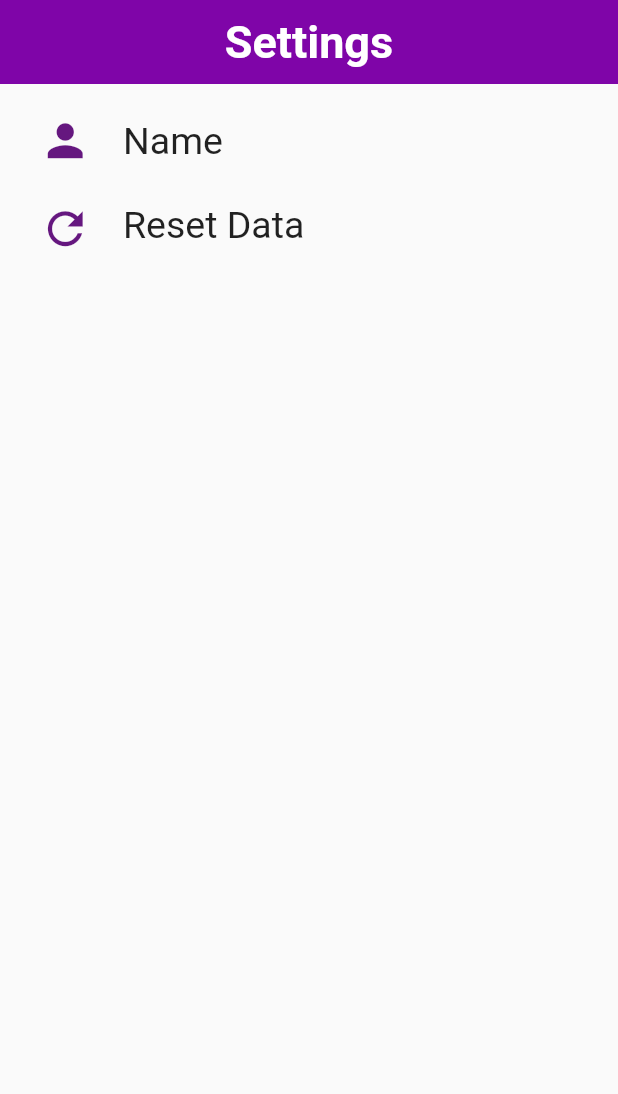
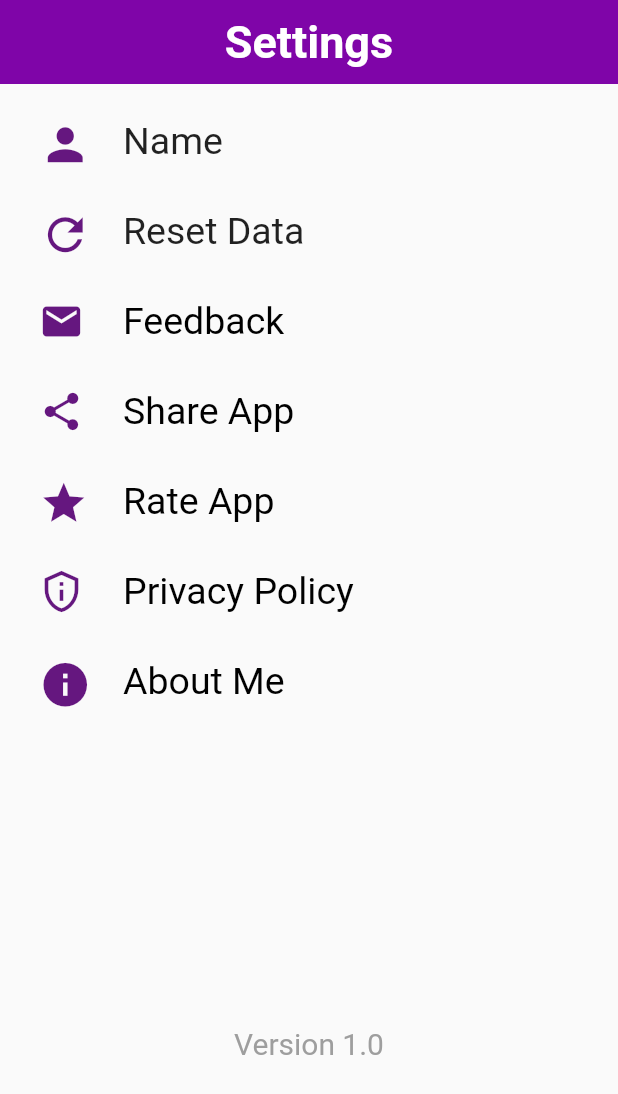
Before and after one commit to looohaar/CashBook, a Flutter app: the Settings screen opened directly, on a phone screen of 412 x 824 dp. Shown: the top 1094 px of the screen. Run offline on Flutter 3.47's test engine with Material 2 defaults, Android fonts, the phone set to English and light mode, and no system bars; our stand-ins replace flutter_spinkit, google_fonts, hive, hive_flutter, share_plus and 2 more; missing offline and left inert: dart:ffi; accounts and stored records are empty; Roboto replaces fonts that are missing (Signika).

Commit message:
almost done2

```diff
--- a/lib/screens/home/screensinhome/screen_settings.dart
+++ b/lib/screens/home/screensinhome/screen_settings.dart
@@ -1,10 +1,17 @@
+
+
 import 'package:cash_book/main.dart';
 import 'package:cash_book/screens/home/subscreens/addCategory.dart';
 import 'package:cash_book/utils/colors.dart';
+import 'package:cash_book/utils/reusable_widgets.dart';
 import 'package:flutter/material.dart';
 import 'package:flutter/src/foundation/key.dart';
 import 'package:flutter/src/widgets/framework.dart';
 import 'package:google_fonts/google_fonts.dart';
+import 'package:share_plus/share_plus.dart';
+
+import '../../../utils/email.dart';
+import 'package:url_launcher/url_launcher.dart';
 
 class Settings extends StatefulWidget {
   const Settings({Key? key}) : super(key: key);
@@ -38,8 +45,12 @@ elevation: 0,
 
           padding: const EdgeInsets.all(10),
           child: Column(
+            mainAxisAlignment: MainAxisAlignment.start,
+            // mainAxisSize: MainAxisSize.max,
             children: [
-              ListTile(
+              SizedBox(
+                height: 30,
+                child: ListTile(
                   leading: Icon(
                     Icons.person,
                     color: headingColor,
@@ -51,6 +62,9 @@ elevation: 0,
 
                   ),),
                 ),
+              ),
+              hdivider2,
+               hdivider2,
               SizedBox(
                 height: 30,
 
@@ -107,12 +121,93 @@ elevation: 0,
                   ),
 
               ),
+              hdivider2,
+              hdivider2,
               SizedBox(
                 height: 30,
                 child: GestureDetector(
+                  onTap: ()=> EmailAndUrl.openEmail(
+                    toEmail: 'looohaar@gmail.com',
+                    subject: 'Feedback about CashBook',
+                  ),
+                  child: ListTile(
+                    leading: Icon(Icons.email,color: headingColor,size: 30,),
+
+                    title: Text('Feedback',style: GoogleFonts.signika(fontSize: 25,color: Colors.black),),
+                  ),
+                ),
+              ),
+              hdivider2,
+              hdivider2,
+              SizedBox(
+                height: 30,
+                child: GestureDetector(
+                  onTap: ()=>Share.share('Hi,please be kind to check out this moneymanager application. I assure you tht this appliction will help you in your Financial journey ..#url kodukanam upload chyd kazhinjit'),
+                  child: ListTile(
+                    leading: Icon(Icons.share_sharp,color: headingColor,size: 30,),
+                    title: Text('Share App',
+                    style: GoogleFonts.signika(fontSize: 25,color: Colors.black),),
+                  ),
+                ),
+              ),
+              hdivider2,
+              hdivider2,
+            SizedBox(
+              height: 30,
+              child: GestureDetector(
+                onTap: (){
+
+                },
+                child: ListTile(
+                  leading: Icon(Icons.star,color: headingColor,size: 33,),
+                  title: Text('Rate App',style: GoogleFonts.signika(fontSize:25,color: Colors.black),
 
                 ),
               ),
+            ),
+           ),
+           hdivider2,
+           hdivider2,
+           SizedBox(
+            height: 30,
+            child: GestureDetector(
+              onTap: ()=> EmailAndUrl.openLink(url: 'app upload chydit url kodknam'),
+              child: ListTile(
+                leading: Icon(Icons.privacy_tip_outlined,color: headingColor,size: 30,),
+                title: Text('Privacy Policy',style: GoogleFonts.signika(fontSize: 25,color: Colors.black),
+              ),
+            ),
+
+           ),
+
+
+
+
+           ) ,
+            hdivider2,
+                hdivider2,
+                SizedBox(
+                  height: 30,
+              child: GestureDetector(
+                onTap: ()=>EmailAndUrl.openLink(url: 'www.linkedin.com/in/rahul-rajeev-500b1b200'),
+                child: ListTile(
+                  leading: Icon(Icons.info,color: headingColor,size: 35,),
+                  title: Text('About Me',style: GoogleFonts.signika(fontSize: 25,color: Colors.black),),
+
+                ),
+              ),
+
+                ),
+               SizedBox(height: 225),
+                SizedBox(
+                  height: 30,
+                  child: Center(
+                    child: Text('Version 1.0',
+                    style: GoogleFonts.signika(fontSize: 20,color: Colors.grey,),),
+
+                  ),
+                )
+
            ],
 
           ),
--- a/lib/utils/email.dart
+++ b/lib/utils/email.dart
@@ -2,7 +2,7 @@
 
 import 'package:url_launcher/url_launcher.dart';
 
-class Email{
+class EmailAndUrl{
   static Future emailLauncher(String url) async{
     if (await canLaunch(url)) {
       await launch(url);
--- a/pubspec.yaml
+++ b/pubspec.yaml
@@ -35,6 +35,7 @@ dependencies:
   hive: ^2.2.2
   hive_flutter: ^1.1.0
   intl: ^0.17.0
+  share_plus: ^4.0.10
   shared_preferences: ^2.0.15
   syncfusion_flutter_charts: ^20.2.36
   url_launcher: ^6.1.4
```
Also changed, not shown: pubspec.lock, 1 other file. Lines whose indentation alone changed are shown as unchanged.
